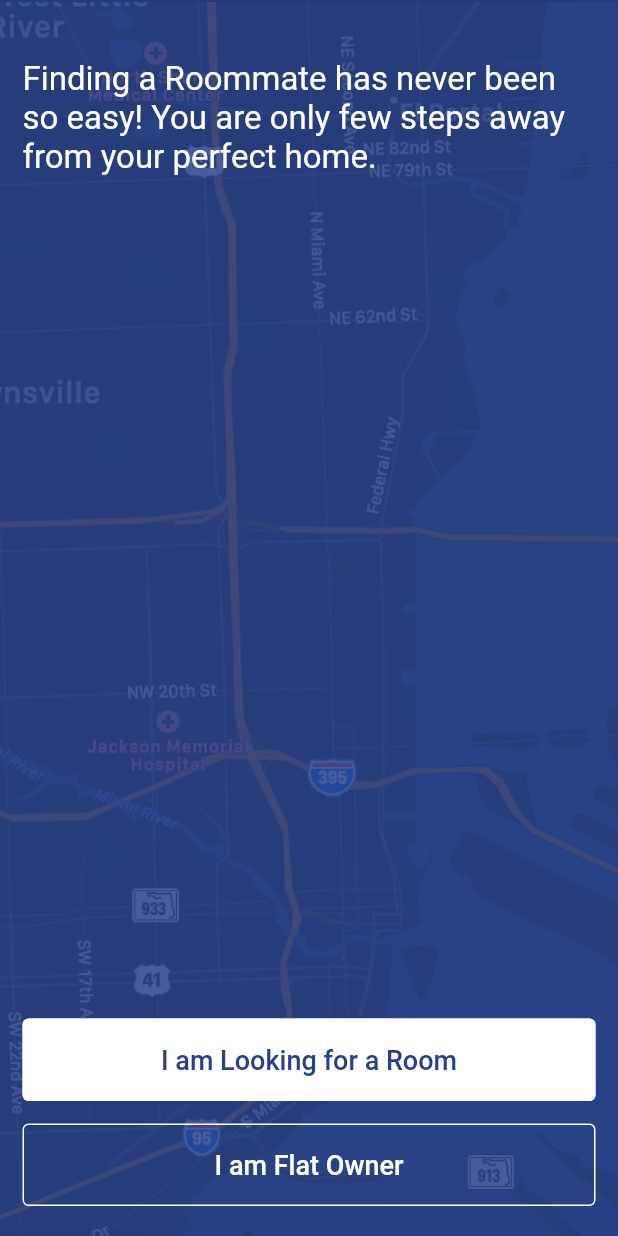
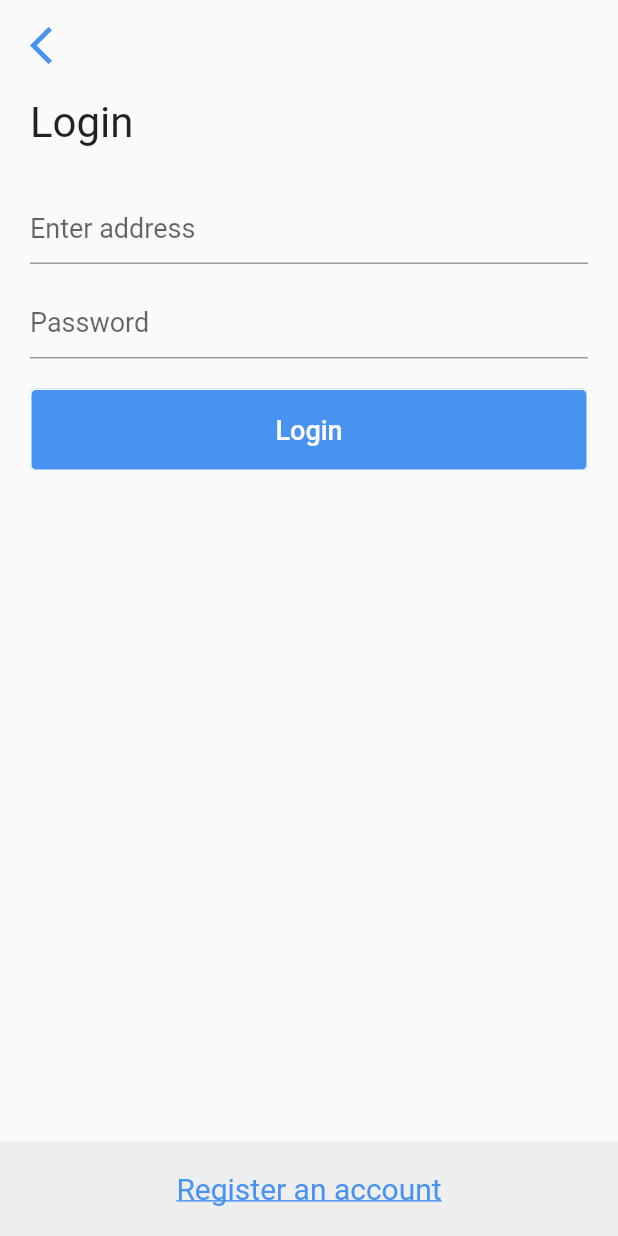
Before and after one commit to izaanjahangir/find-a-room-flutter, a Flutter app: the screen it shows after launch, after a tap on "I am Looking for a Room", on a phone screen of 412 x 824 dp. Run offline on Flutter 3.47's test engine with Material 2 defaults, Android fonts, the phone set to English and light mode, and no system bars; drawn by our look-alikes of touchable_opacity.

Commit message:
worked on login UI

```diff
--- /dev/null
+++ b/lib/components/back_button_header/back_button_header.dart
@@ -0,0 +1,27 @@
+import "package:flutter/material.dart";
+import 'package:izaan_want_a_room/config/theme_colors.dart';
+import 'package:touchable_opacity/touchable_opacity.dart';
+
+class BackButtonHeader extends StatelessWidget {
+  @override
+  Widget build(BuildContext context) {
+    void goBack() {
+      Navigator.of(context).pop();
+    }
+
+    return Container(
+      child: Row(
+        children: [
+          TouchableOpacity(
+            onTap: goBack,
+            child: Icon(
+              Icons.arrow_back_ios,
+              size: 30,
+              color: ThemeColors.lightBlue,
+            ),
+          )
+        ],
+      ),
+    );
+  }
+}
--- a/lib/components/custom_outline_button/custom_outline_button.dart
+++ b/lib/components/custom_outline_button/custom_outline_button.dart
@@ -6,19 +6,26 @@ class CustomOutlineButton extends StatelessWidget {
   final Function onPressed;
   final Color backgroundColor;
   final Color textColor;
+  final bool disabled;
 
   CustomOutlineButton(
       {this.label = "",
       this.onPressed,
       this.backgroundColor = Colors.transparent,
-      this.textColor = ThemeColors.white});
+      this.textColor = ThemeColors.white,
+      this.disabled = false});
 
   @override
   Widget build(BuildContext context) {
-    return OutlinedButton(
+    return AbsorbPointer(
+      absorbing: disabled,
+      child: Opacity(
+        opacity: disabled ? 0.4 : 1,
+        child: OutlinedButton(
             onPressed: onPressed,
             style: OutlinedButton.styleFrom(
               backgroundColor: backgroundColor,
+              primary: ThemeColors.white,
               minimumSize: Size(double.infinity, 55),
               side: BorderSide(
                 width: 1,
@@ -29,6 +36,8 @@ class CustomOutlineButton extends StatelessWidget {
             child: Text(
               label,
               style: TextStyle(fontSize: 18, color: textColor),
-        ));
+            )),
+      ),
+    );
   }
 }
--- /dev/null
+++ b/lib/components/custom_text_button/custom_text_button.dart
@@ -0,0 +1,24 @@
+import "package:flutter/material.dart";
+import 'package:izaan_want_a_room/config/theme_colors.dart';
+import 'package:touchable_opacity/touchable_opacity.dart';
+
+class CustomTextButton extends StatelessWidget {
+  final Function onTap;
+  final String text;
+  final double fontSize;
+
+  CustomTextButton({this.onTap, this.text, this.fontSize = 20});
+
+  @override
+  Widget build(BuildContext context) {
+    return TouchableOpacity(
+        onTap: onTap,
+        child: Text(
+          text,
+          style: TextStyle(
+              fontSize: fontSize,
+              color: ThemeColors.lightBlue,
+              decoration: TextDecoration.underline),
+        ));
+  }
+}
--- /dev/null
+++ b/lib/components/text_input/text_input.dart
@@ -0,0 +1,19 @@
+import "package:flutter/material.dart";
+
+class TextInput extends StatelessWidget {
+  final String hintText;
+  final Function validator;
+
+  TextInput({this.hintText, this.validator});
+
+  @override
+  Widget build(BuildContext context) {
+    return TextFormField(
+      decoration: InputDecoration(
+        hintText: hintText,
+        hintStyle: TextStyle(fontSize: 18),
+      ),
+      validator: validator,
+    );
+  }
+}
--- a/lib/config/theme_colors.dart
+++ b/lib/config/theme_colors.dart
@@ -2,5 +2,8 @@ import 'package:flutter/material.dart';
 
 class ThemeColors {
   static const Color darkBlue = Color.fromRGBO(38, 64, 141, 1);
+  static const Color lightBlue = Color.fromRGBO(72, 146, 241, 1);
   static const Color white = Colors.white;
+  static const Color black = Colors.black;
+  static Color grey = Colors.grey[200];
 }
--- a/lib/main.dart
+++ b/lib/main.dart
@@ -1,5 +1,6 @@
 import 'package:flutter/material.dart';
 import "package:izaan_want_a_room/screens/welcome/welcome.dart";
+import "package:izaan_want_a_room/screens/login/login.dart";
 
 void main() {
   runApp(MyApp());
@@ -14,7 +15,10 @@ class MyApp extends StatelessWidget {
         primarySwatch: Colors.blue,
       ),
       initialRoute: Welcome.screenName,
-      routes: {Welcome.screenName: (context) => Welcome()},
+      routes: {
+        Welcome.screenName: (context) => Welcome(),
+        Login.screenName: (context) => Login()
+      },
     );
   }
 }
--- /dev/null
+++ b/lib/screens/login/login.dart
@@ -0,0 +1,85 @@
+import "package:flutter/material.dart";
+import 'package:izaan_want_a_room/components/back_button_header/back_button_header.dart';
+import 'package:izaan_want_a_room/components/custom_outline_button/custom_outline_button.dart';
+import 'package:izaan_want_a_room/components/custom_text_button/custom_text_button.dart';
+import 'package:izaan_want_a_room/components/text_input/text_input.dart';
+import 'package:izaan_want_a_room/config/theme_colors.dart';
+
+class Login extends StatelessWidget {
+  static const String screenName = "/login";
+
+  @override
+  Widget build(BuildContext context) {
+    final GlobalKey<FormState> _formKey = GlobalKey<FormState>();
+    final padding = const EdgeInsets.symmetric(horizontal: 20);
+
+    return SafeArea(
+      child: Scaffold(
+          body: Container(
+        margin: const EdgeInsets.only(top: 15),
+        child: Column(
+          crossAxisAlignment: CrossAxisAlignment.start,
+          children: [
+            Padding(
+              padding: padding,
+              child: BackButtonHeader(),
+            ),
+            SizedBox(
+              height: 20,
+            ),
+            Padding(
+              padding: padding,
+              child: Text(
+                "Login",
+                style: TextStyle(fontSize: 28),
+              ),
+            ),
+            Expanded(
+              child: Container(
+                margin: const EdgeInsets.only(top: 20),
+                padding:
+                    const EdgeInsets.symmetric(vertical: 10, horizontal: 20),
+                child: Form(
+                  key: _formKey,
+                  child: Column(
+                    crossAxisAlignment: CrossAxisAlignment.start,
+                    children: <Widget>[
+                      TextInput(
+                        hintText: "Enter address",
+                      ),
+                      SizedBox(
+                        height: 15,
+                      ),
+                      TextInput(
+                        hintText: "Password",
+                      ),
+                      SizedBox(
+                        height: 20,
+                      ),
+                      CustomOutlineButton(
+                        disabled: false,
+                        backgroundColor: ThemeColors.lightBlue,
+                        onPressed: () {},
+                        label: "Login",
+                      )
+                    ],
+                  ),
+                ),
+              ),
+            ),
+            Container(
+              color: ThemeColors.grey,
+              width: double.infinity,
+              padding: const EdgeInsets.symmetric(horizontal: 20, vertical: 20),
+              child: Column(
+                children: [
+                  CustomTextButton(onTap: () {}, text: "Register an account")
+                ],
+              ),
+            )
+          ],
+        ),
+      )),
+    );
+  }
+}
--- a/lib/screens/welcome/welcome.dart
+++ b/lib/screens/welcome/welcome.dart
@@ -2,12 +2,17 @@ import "package:flutter/material.dart";
 import "package:izaan_want_a_room/components/background_map/background_map.dart";
 import "package:izaan_want_a_room/components/custom_outline_button/custom_outline_button.dart";
 import 'package:izaan_want_a_room/config/theme_colors.dart';
+import 'package:izaan_want_a_room/screens/login/login.dart';
 
 class Welcome extends StatelessWidget {
   static const String screenName = "/welcome";
 
   @override
   Widget build(BuildContext context) {
+    void navigate() {
+      Navigator.of(context).pushNamed(Login.screenName);
+    }
+
     return SafeArea(
       child: Scaffold(
         body: Stack(
@@ -27,7 +32,7 @@ class Welcome extends StatelessWidget {
                     ),
                   ),
                   CustomOutlineButton(
-                    onPressed: () {},
+                    onPressed: navigate,
                     backgroundColor: ThemeColors.white,
                     textColor: ThemeColors.darkBlue,
                     label: "I am Looking for a Room",
@@ -36,7 +41,7 @@ class Welcome extends StatelessWidget {
                     height: 15,
                   ),
                   CustomOutlineButton(
-                    onPressed: () {},
+                    onPressed: navigate,
                     label: "I am Flat Owner",
                   )
                 ],
--- a/pubspec.yaml
+++ b/pubspec.yaml
@@ -28,6 +28,7 @@ dependencies:
   # The following adds the Cupertino Icons font to your application.
   # Use with the CupertinoIcons class for iOS style icons.
   cupertino_icons: ^1.0.2
+  touchable_opacity: ^1.2.0
 
 dev_dependencies:
   flutter_test:
```
Also changed, not shown: pubspec.lock. Lines whose indentation alone changed are shown as unchanged.
